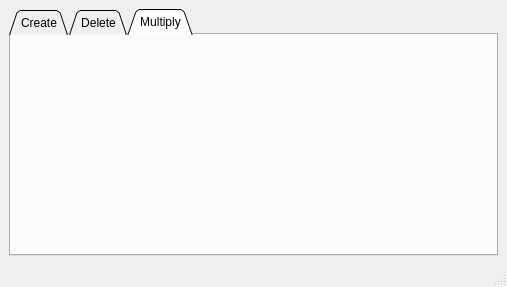
Qt form createrfilespage.ui (Kaio1394/ui-application-create-delete-files-directory) before a commit.
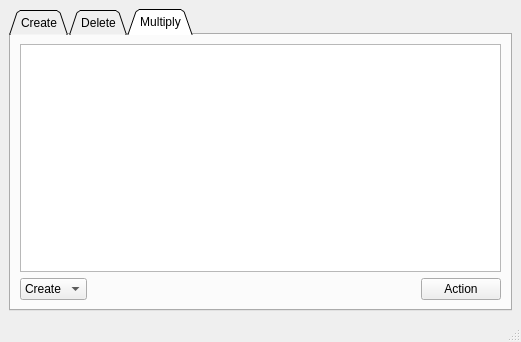
The same form after that commit.

Commit message: Adding new feature to create and delete multiply files

Diff of the .ui file:
```diff
--- a/createrfilespage.ui
+++ b/createrfilespage.ui
@@ -6,8 +6,8 @@
    <rect>
     <x>0</x>
     <y>0</y>
-    <width>507</width>
-    <height>287</height>
+    <width>521</width>
+    <height>342</height>
    </rect>
   </property>
   <property name="windowTitle">
@@ -365,6 +365,49 @@
        <attribute name="title">
         <string>Multiply</string>
        </attribute>
+       <layout class="QVBoxLayout" name="verticalLayout_6">
+        <item>
+         <widget class="QTextEdit" name="paths"/>
+        </item>
+        <item>
+         <layout class="QHBoxLayout" name="horizontalLayout_11">
+          <item>
+           <widget class="QComboBox" name="comboBoxOpt">
+            <item>
+             <property name="text">
+              <string>Create</string>
+             </property>
+            </item>
+            <item>
+             <property name="text">
+              <string>Delete</string>
+             </property>
+            </item>
+           </widget>
+          </item>
+          <item>
+           <spacer name="horizontalSpacer_13">
+            <property name="orientation">
+             <enum>Qt::Orientation::Horizontal</enum>
+            </property>
+            <property name="sizeHint" stdset="0">
+             <size>
+              <width>40</width>
+              <height>20</height>
+             </size>
+            </property>
+           </spacer>
+          </item>
+          <item>
+           <widget class="QPushButton" name="btnAction">
+            <property name="text">
+             <string>Action</string>
+            </property>
+           </widget>
+          </item>
+         </layout>
+        </item>
+       </layout>
       </widget>
      </widget>
     </item>
```
Left out of the diff: 4 changed lines with no effect on the pictures. The commit also changes 4 other files.
